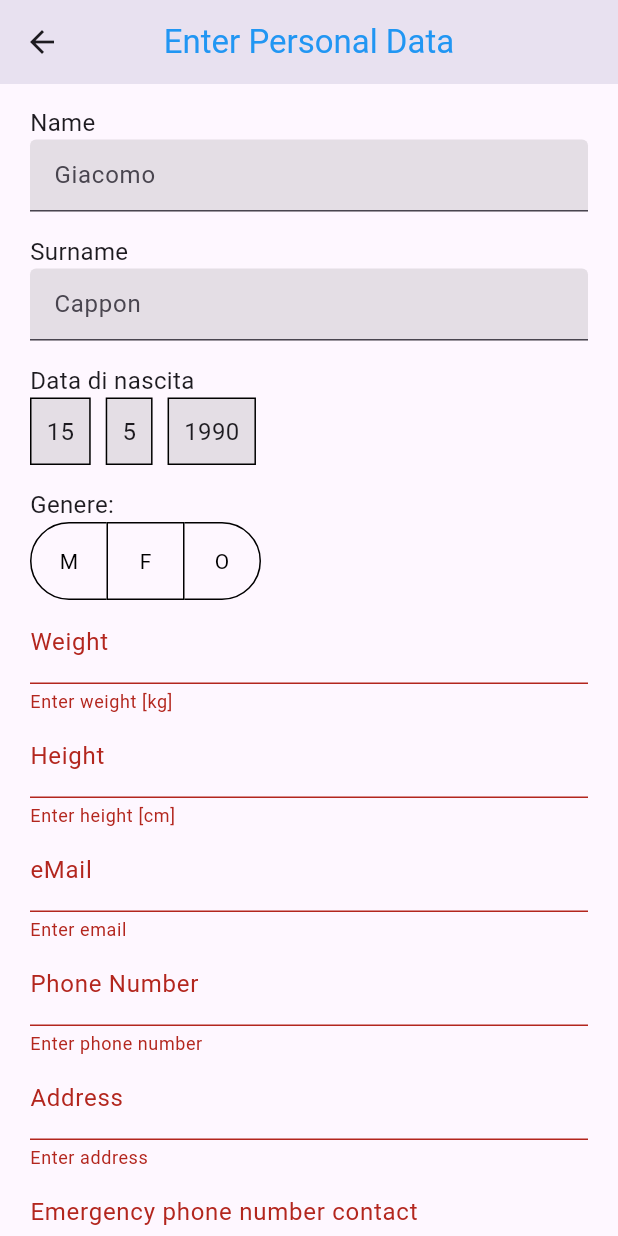
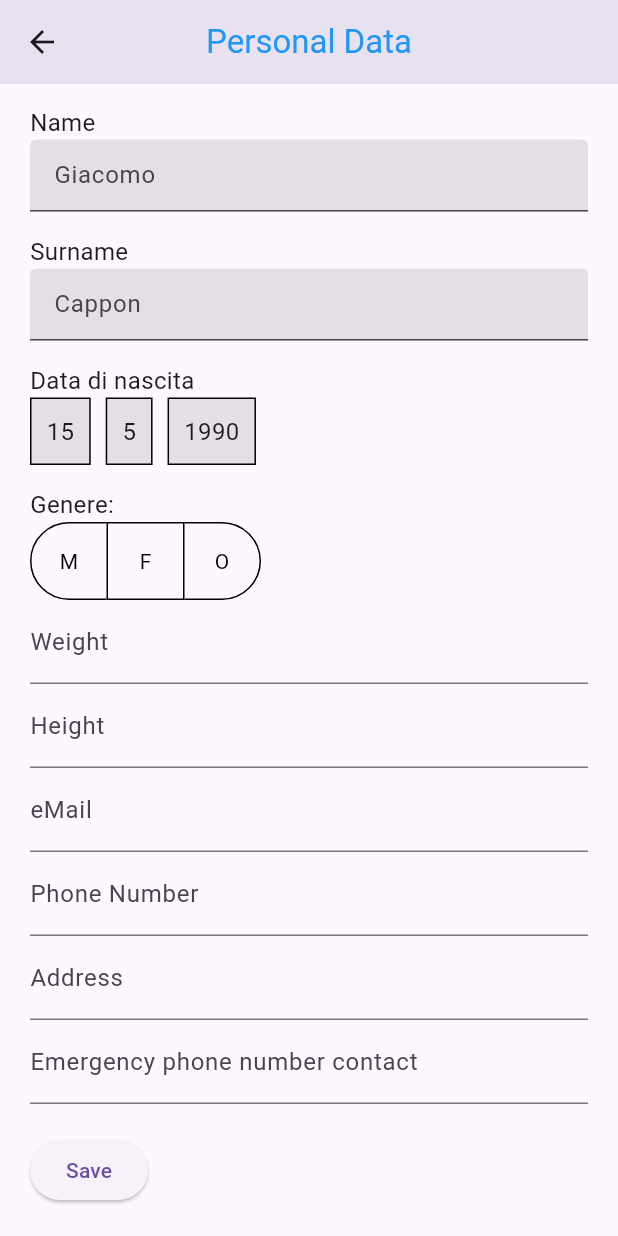
Before and after one commit to EmmaGh00/GROUP-PROJECT, a Flutter app: the ProfilePage screen opened directly, scrolled down 178 dp, after a tap on "Save", on a phone screen of 412 x 824 dp. Run offline on Flutter 3.47's test engine with Material 3 defaults, Android fonts, the phone set to English and light mode, and no system bars; our stand-ins replace jwt_decoder, shared_preferences, syncfusion_flutter_charts, table_calendar; accounts and stored records are empty; Roboto replaces fonts that are missing (Outfit).

Commit message:
5 giugno mattina

```diff
--- a/3 giugno/lib/screens/profilePage.dart
+++ b/3 giugno/lib/screens/profilePage.dart
@@ -1,7 +1,8 @@
 // ignore_for_file: prefer_const_constructors
+
 import 'package:flutter/material.dart';
-//import 'package:project_test1/screens/emergencyPage.dart';
 import 'package:project_test1/screens/homePage.dart';
+import 'package:shared_preferences/shared_preferences.dart';
 
 
 enum Gender {male,female,other}
@@ -13,49 +14,69 @@ class ProfilePage extends StatefulWidget {
 
 class _ProfilePageState extends State<ProfilePage> {
   final _formKey = GlobalKey<FormState>();
-  String username = '';
-  String password = '';
-  String nome = '';
-  String cognome = '';
-  //late DateTime dataNascita;
-  String genere = '';
-  double peso = 0.0;
-  int altezza = 0;
-  String email = '';
-  int numeroTelefono = 0;
-  String domicilio = '';
-  String contattoEmergenza = '';
 
 
-  void _saveForm() {
-    if (_formKey.currentState!.validate()) {
-      // Salvataggio dei dati nel database o in qualsiasi altro archivio
-      // Qui puoi inserire il codice per salvare i dati
-      print('Saved Data:');
-      print('Username: $username');
-      print('Password: $password');
-      print('Name: $nome');
-      print('Surname: $cognome');
-      //print('Data di nascita: $dataNascita');
-      print('Gender: $genere');
-      print('Weight: $peso');
-      print('Height: $altezza');
-      print('Email: $email');
-      print('Phone Number: $numeroTelefono');
-      print('Address: $domicilio');
-      //print('Emergency Contact: $contattoEmergenza');
-    }
-  }
+  TextEditingController _weightController = TextEditingController();
+  TextEditingController _heightController = TextEditingController();
+  TextEditingController _emailController = TextEditingController();
+  TextEditingController _phoneController = TextEditingController();
+  TextEditingController _addressController = TextEditingController();
+  TextEditingController _emergencyController = TextEditingController();
+
 
   final DateTime _birthdate = DateTime(1990, 5, 15);
   Gender? _selectedGender;
 
   @override
+
+  void initState() {
+    super.initState();
+    _loadProfileData();
+  }
+
+  Future<void> _loadProfileData() async {
+    SharedPreferences prefs = await SharedPreferences.getInstance();
+    setState(() {
+      _weightController.text = prefs.getString('weight') ?? '';
+      _heightController.text = prefs.getString('height') ?? '';
+      _emailController.text = prefs.getString('email') ?? '';
+      _phoneController.text = prefs.getString('phone') ?? '';
+      _addressController.text = prefs.getString('address') ?? '';
+      _emergencyController.text = prefs.getString('emergency') ?? '';
+
+    });
+  }
+
+  Future<void> _saveProfileData() async {
+    SharedPreferences prefs = await SharedPreferences.getInstance();
+    prefs.setString('weight', _weightController.text);
+    prefs.setString('height', _heightController.text);
+    prefs.setString('email', _emailController.text);
+    prefs.setString('phone', _phoneController.text);
+    prefs.setString('address', _addressController.text);
+    prefs.setString('emergency', _emergencyController.text);
+
+  }
+
+  @override
+  void dispose() {
+    _saveProfileData();
+    _weightController.dispose();
+    _heightController.dispose();
+    _emailController.dispose();
+    _phoneController.dispose();
+    _addressController.dispose();
+    _emergencyController.dispose();
+    super.dispose();
+  }
+
+  // AGGIUNGERE ALTRI CAMPI
+
   Widget build(BuildContext context) {
 
     return Scaffold(
       appBar: AppBar(
-        title: Text('Enter Personal Data',
+        title: Text('Personal Data',
          style: TextStyle(
             fontFamily: 'Outfit',
             color: Colors.blue,
@@ -78,6 +99,8 @@ class _ProfilePageState extends State<ProfilePage> {
 
               crossAxisAlignment: CrossAxisAlignment.start,
               children: [
+                //DATI FISSI
+
                 // USERNAME
                 Text('Username: ',
                   style: TextStyle(
@@ -201,6 +224,8 @@ class _ProfilePageState extends State<ProfilePage> {
                 ),
                 SizedBox(height: 15.0),
 
+               // DATI MODIFICABILI
+
                 //GENDER
                 Text('Genere:',
                   style: TextStyle(
@@ -241,6 +266,7 @@ class _ProfilePageState extends State<ProfilePage> {
 
                 //WEIGHT
                 TextFormField(
+                  controller: _weightController,
                   decoration: InputDecoration(labelText: 'Weight'),
                   //readOnly: true, (non andava quando c'era questo comando)
                   //initialValue: peso,
@@ -254,6 +280,7 @@ class _ProfilePageState extends State<ProfilePage> {
 
                 //HEIGHT
                 TextFormField(
+                  controller: _heightController,
                   decoration: InputDecoration(labelText: 'Height'),
                   //readOnly: true, (non andava quando c'era questo comando)
                   //initialValue: height,
@@ -267,9 +294,10 @@ class _ProfilePageState extends State<ProfilePage> {
 
                 //MAIL
                 TextFormField(
+                  controller: _emailController,
                   decoration: InputDecoration(labelText: 'eMail'),
                   //readOnly: true, (non andava quando c'era questo comando)
-                  initialValue: email,
+                  //initialValue: email,
                   validator: (value) {
                     if (value!.isEmpty) {
                       return 'Enter email';
@@ -280,6 +308,7 @@ class _ProfilePageState extends State<ProfilePage> {
 
                 //TELEFONO
                 TextFormField(
+                  controller: _phoneController,
                   decoration: InputDecoration(labelText: 'Phone Number'),
                   //readOnly: true, (non andava quando c'era questo comando)
                   //initialValue: numeroTelefono,
@@ -293,9 +322,10 @@ class _ProfilePageState extends State<ProfilePage> {
 
                 //DOMICILIO
                 TextFormField(
+                  controller: _addressController,
                   decoration: InputDecoration(labelText: 'Address'),
                   //readOnly: true, (non andava quando c'era questo comando)
-                  initialValue: domicilio,
+                  //initialValue: domicilio,
                   validator: (value) {
                     if (value!.isEmpty) {
                       return 'Enter address';
@@ -306,9 +336,10 @@ class _ProfilePageState extends State<ProfilePage> {
 
                 //CONTATTO EMERGENZA
                 TextFormField(
+                  controller: _emergencyController,
                   decoration: InputDecoration(labelText: 'Emergency phone number contact'),
                   //readOnly: true, (non andava quando c'era questo comando)
-                  initialValue: contattoEmergenza,
+                  //initialValue: contattoEmergenza,
                   validator: (value) {
                     if (value!.isEmpty) {
                       return 'Enter emergency phone number';
@@ -327,7 +358,7 @@ class _ProfilePageState extends State<ProfilePage> {
                 // e di gestire i cambiamenti con onChanged (se necessario)
                 SizedBox(height: 20),
                 ElevatedButton(
-                  onPressed: _saveForm,
+                  onPressed: _saveProfileData,
                   child: Text('Save'),
                 ),
               ],
```
Also changed, not shown: 3 giugno/lib/screens/homePage.dart (+9 -8 lines), 3 giugno/lib/screens/myDiaryPage.dart (+97 -32 lines).
